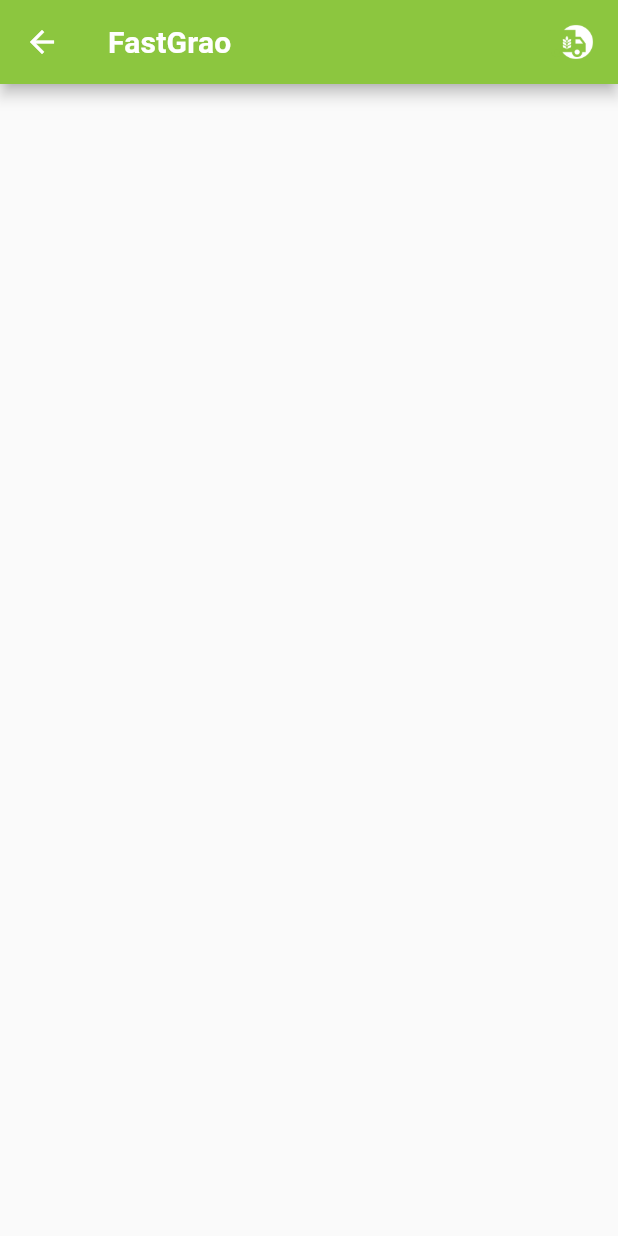
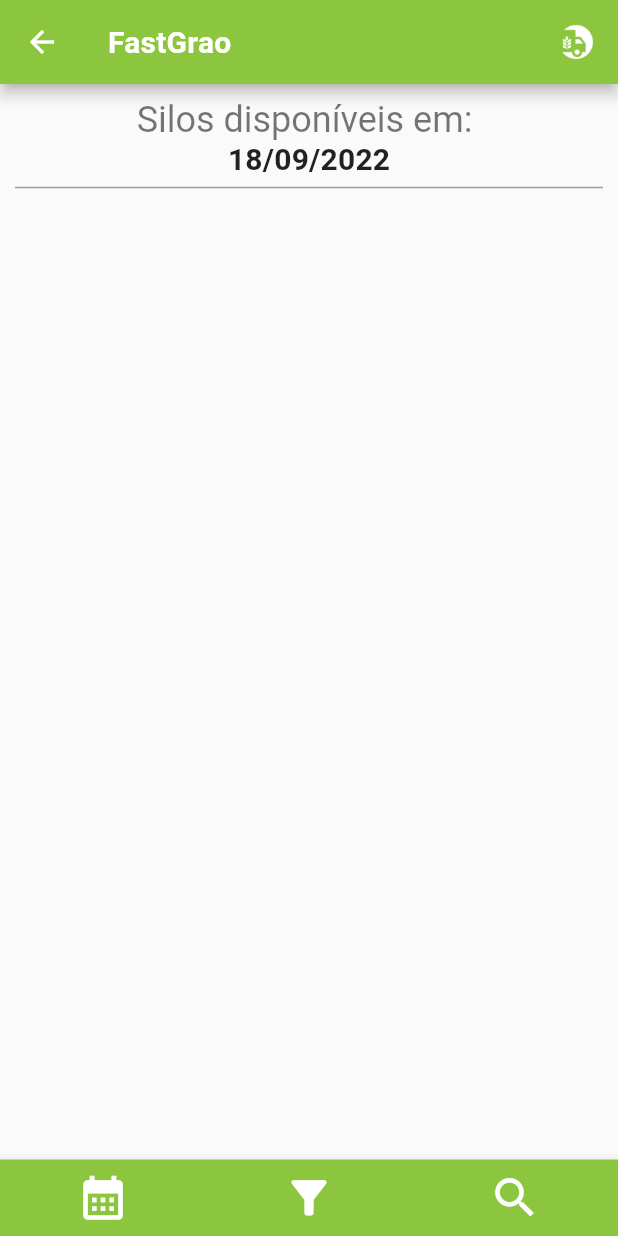
Before and after one commit to Nathansrod/fastgraoapp, a Flutter app: the StorageList screen opened directly, on a phone screen of 412 x 824 dp. Run offline on Flutter 3.47's test engine with Material 2 defaults, Android fonts, the phone set to English and light mode, and no system bars; our stand-ins replace date_format.

Commit message:
Silos list date and bottom bar

```diff
--- a/lib/main.dart
+++ b/lib/main.dart
@@ -30,7 +30,7 @@ class MyApp extends StatelessWidget {
         ),
         fontFamily: 'Roboto',
         textTheme: const TextTheme(
-          headline4: TextStyle(fontSize: 24.0, fontWeight: FontWeight.bold, letterSpacing: 0),
+          headline4: TextStyle(fontSize: 24.0, letterSpacing: 0),
           headline6: TextStyle(fontSize: 20.0, fontWeight: FontWeight.bold, letterSpacing: 0.15),
           bodyText2: TextStyle(fontSize: 14.0, letterSpacing: 0.25),
           button: TextStyle(fontSize: 16.0, letterSpacing: 1.25),
--- a/lib/views/storage_list.dart
+++ b/lib/views/storage_list.dart
@@ -9,6 +9,7 @@
 * */
 
 import 'package:flutter/material.dart';
+import 'package:date_format/date_format.dart';
 
 class StorageList extends StatefulWidget {
   const StorageList({Key? key}) : super(key: key);
@@ -18,19 +19,65 @@ class StorageList extends StatefulWidget {
 }
 
 class _StorageListState extends State<StorageList> {
+  TextEditingController _filterDateTextController = TextEditingController();
+  DateTime filterDate = DateTime.now();
   @override
   Widget build(BuildContext context) {
+    _filterDateTextController.text = formatDate(filterDate, [dd,"/",mm,"/",yyyy]);
     return Scaffold(
       appBar: AppBar(
         backgroundColor: Theme.of(context).primaryColor,
         title: Text("FastGrao", style: TextStyle(fontSize: 20.0, color: Theme.of(context).colorScheme.onPrimary)),
-        actions: [
+        actions: const [
           Image(image: AssetImage('assets/fastgraoicon.png'), ),
         ],
-
       ),
-      body: SingleChildScrollView(
-        child: Container(),
+      body: Padding(
+        padding: EdgeInsets.all(10.0),
+        child: Column(
+          crossAxisAlignment: CrossAxisAlignment.stretch,
+          children: [
+            Padding(
+              padding: EdgeInsets.symmetric(vertical: 0.0),
+              child: Column(
+                children: [
+                  Text("Silos disponíveis em: ", style: Theme.of(context).textTheme.headline4,),
+                  Text(_filterDateTextController.text, style: Theme.of(context).textTheme.headline6),
+                ],
+              ),
+            ),
+            Divider(thickness: 1.0, color: Theme.of(context).colorScheme.onSurface,)
+          ],
+        ),
+      ),
+      bottomNavigationBar: BottomAppBar(
+        color: Theme.of(context).colorScheme.primary,
+        shape: const CircularNotchedRectangle(),
+        child: IconTheme(
+          data: IconThemeData(color: Theme.of(context).colorScheme.onPrimary, size: 35),
+          child: Row(
+            mainAxisAlignment: MainAxisAlignment.spaceAround,
+            children: <Widget>[
+              IconButton(
+                tooltip: 'Mudar Data',
+                icon: const Icon(Icons.calendar_month),
+                onPressed: () {
+                  _showDatePickerDialog(context);
+                },
+              ),
+              IconButton(
+                tooltip: 'Filtrar',
+                icon: const Icon(Icons.filter_alt),
+                onPressed: () {},
+              ),
+              IconButton(
+                tooltip: 'Pesquisar',
+                icon: const Icon(Icons.search),
+                onPressed: () {},
+              ),
+            ],
+          ),
+        ),
       ),
     );
   }
@@ -40,4 +87,20 @@ class _StorageListState extends State<StorageList> {
 
     );
   }
+
+  void _showDatePickerDialog(BuildContext context) async{
+    DateTime? pickedDate = await showDatePicker(
+      context: context, initialDate: DateTime.now(),
+      firstDate: DateTime.now(),
+      lastDate: DateTime(2101),
+
+    );
+
+    if(pickedDate != null){
+      setState(() {
+        filterDate = pickedDate;
+        _filterDateTextController.text = formatDate(pickedDate, [dd,"/",mm,"/",yyyy]);
+      });
+    }
+  }
 }
--- a/lib/views/user_login.dart
+++ b/lib/views/user_login.dart
@@ -38,7 +38,7 @@ class _UserLoginState extends State<UserLogin> {
                     const SizedBox(height: 5.0,),
                     TextFormField(
                       decoration: CustomLayoutBuilder.textFormFieldDecoration(Icons.person, '', context),
-                      autovalidateMode: AutovalidateMode.always,
+                      autovalidateMode: AutovalidateMode.onUserInteraction,
                       validator: (value) {
                         if (value == null || value.isEmpty) {
                           return 'Por favor, digite o usuário';
@@ -51,7 +51,7 @@ class _UserLoginState extends State<UserLogin> {
                     const SizedBox(height: 5.0,),
                     TextFormField(
                       decoration: CustomLayoutBuilder.textFormFieldDecoration(Icons.lock, '', context),
-                      autovalidateMode: AutovalidateMode.always,
+                      autovalidateMode: AutovalidateMode.onUserInteraction,
                       validator: (value) {
                         if (value == null || value.isEmpty) {
                           return 'Por favor, digite a senha';
--- a/pubspec.yaml
+++ b/pubspec.yaml
@@ -47,6 +47,7 @@ dev_dependencies:
   # package. See that file for information about deactivating specific lint
   # rules and activating additional ones.
   flutter_lints: ^2.0.0
+  date_format: ^2.0.6
 
 # For information on the generic Dart part of this file, see the
 # following page: https://dart.dev/tools/pub/pubspec
```
Also changed, not shown: pubspec.lock.
